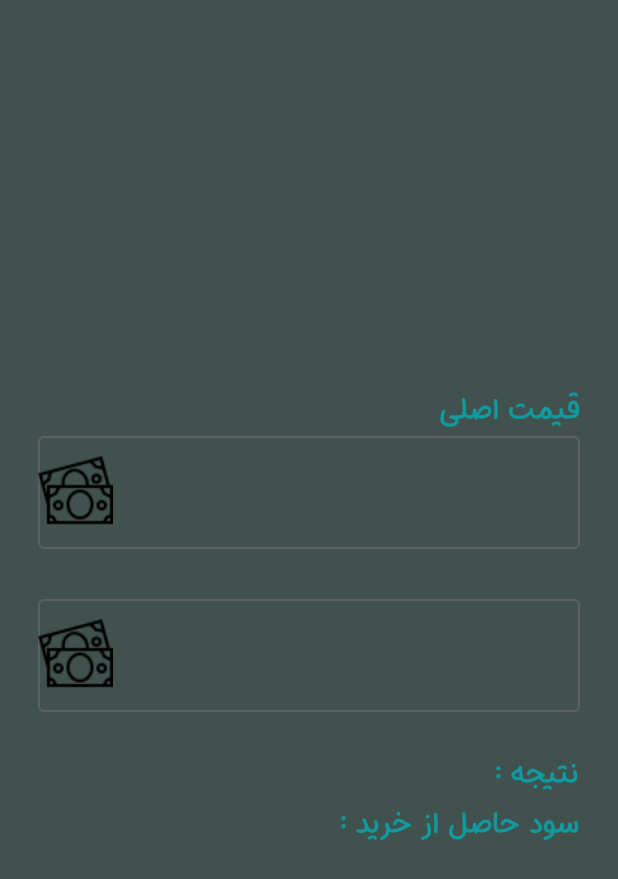
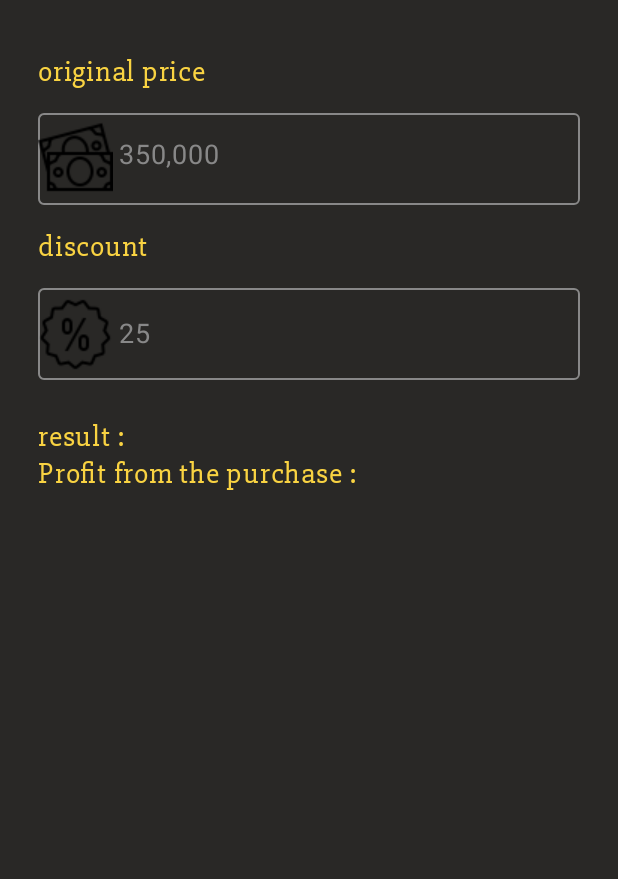
Before and after one commit to AMAmery/Discount-Calculator, an Android app built with Jetpack Compose: the screen it shows after launch (MainActivity), on a phone screen of 412 x 824 dp. Shown: the top 879 px of the screen. Run offline under Robolectric (Android 15) with nearby library versions, the phone set to English and light mode, and no system bars.

```diff
--- a/app/src/main/AndroidManifest.xml
+++ b/app/src/main/AndroidManifest.xml
@@ -9,7 +9,7 @@
         android:icon="@mipmap/ic_launcher"
         android:label="@string/app_name"
         android:roundIcon="@mipmap/ic_launcher_round"
-        android:supportsRtl="false"
+        android:supportsRtl="true"
         android:theme="@style/Theme.DiscountCalculator"
         tools:targetApi="31">
         <activity
--- a/app/src/main/java/com/example/discountcalculator/Calculator.kt
+++ b/app/src/main/java/com/example/discountcalculator/Calculator.kt
@@ -1,16 +1,12 @@
 package com.example.discountcalculator
-
-import kotlin.time.times
 
 class Calculator {
 
-    fun filter(number: String): Boolean = number.isNotEmpty() && number.toInt() > 0
-
+    private fun filter(number: String): Boolean = number.isNotEmpty() && number.toInt() > 0
     fun discountPriceCalculator(
         price: String,
         discount: String
     ) :String = if (filter(price)&&filter(discount)) (price.toDouble()-(price.toDouble()*(discount.toDouble()/100))).toInt().toString() else "0"
-
     fun gainCalculator(price: String,discount: String):String = if (filter(price)&&filter(discount)) (price.toDouble()*(discount.toDouble()/100)).toInt().toString() else "0"
 
 }
--- /dev/null
+++ b/app/src/main/java/com/example/discountcalculator/DeviceLanguage.kt
@@ -0,0 +1,40 @@
+package com.example.discountcalculator
+
+import android.os.Build
+import androidx.annotation.RequiresApi
+import androidx.compose.ui.text.font.Font
+import androidx.compose.ui.text.font.FontFamily
+import java.util.Locale
+
+class DeviceLanguage {
+
+    private var deviceLanguage = ""
+    var deviceLanguageGS: String
+        get() = deviceLanguage
+        set(value) {
+            deviceLanguage = value
+        }
+
+    init {
+        deviceLanguage()
+    }
+
+    fun deviceLanguage() {
+        deviceLanguage = Locale.getDefault().language.toString()
+    }
+
+    @RequiresApi(Build.VERSION_CODES.Q)
+    fun whatFont(): FontFamily {
+
+        return when (deviceLanguage) {
+
+            "en" -> FontFamily(Font(R.font.slabo_regular))
+            "fa" -> FontFamily(Font(R.font.mikhak_medium))
+            "ar" -> FontFamily(Font(R.font.alkhasheiy))
+
+            else -> FontFamily(Font(R.font.slabo_regular))
+        }
+
+    }
+
+}
--- a/app/src/main/java/com/example/discountcalculator/MainActivity.kt
+++ b/app/src/main/java/com/example/discountcalculator/MainActivity.kt
@@ -2,7 +2,6 @@ package com.example.discountcalculator
 
 import android.os.Build
 import android.os.Bundle
-import android.util.Log
 import androidx.activity.ComponentActivity
 import androidx.activity.compose.setContent
 import androidx.annotation.RequiresApi
@@ -18,6 +17,7 @@ import androidx.compose.foundation.text.KeyboardOptions
 import androidx.compose.material3.ExperimentalMaterial3Api
 import androidx.compose.material3.OutlinedTextField
 import androidx.compose.material3.Text
+import androidx.compose.material3.TextFieldDefaults
 import androidx.compose.runtime.Composable
 import androidx.compose.runtime.getValue
 import androidx.compose.runtime.mutableStateOf
@@ -25,24 +25,36 @@ import androidx.compose.runtime.remember
 import androidx.compose.runtime.setValue
 import androidx.compose.ui.Alignment
 import androidx.compose.ui.Modifier
+import androidx.compose.ui.graphics.Color
 import androidx.compose.ui.res.colorResource
 import androidx.compose.ui.res.painterResource
+import androidx.compose.ui.res.stringResource
+import androidx.compose.ui.text.SpanStyle
 import androidx.compose.ui.text.TextStyle
+import androidx.compose.ui.text.buildAnnotatedString
 import androidx.compose.ui.text.font.Font
 import androidx.compose.ui.text.font.FontFamily
 import androidx.compose.ui.text.font.FontWeight
 import androidx.compose.ui.text.input.KeyboardType
+import androidx.compose.ui.text.withStyle
 import androidx.compose.ui.tooling.preview.Preview
 import androidx.compose.ui.unit.dp
 import androidx.compose.ui.unit.sp
 import androidx.core.text.isDigitsOnly
 import com.example.discountcalculator.ui.theme.DiscountCalculatorTheme
+import java.text.DecimalFormat
+import java.text.NumberFormat
+import java.util.Locale
 
-val blackGrayColorId = R.color.BlackGray
-val cyanAquaColorId = R.color.CyanAqua
-val extraLightBlueColorId = R.color.ExtraLightBlue
-val tealColorId = R.color.Teal
-lateinit var calculator : Calculator
+val yellowColorId = R.color.yellow
+val blackColorId = R.color.Black
+lateinit var calculator: Calculator
+var languageFont: FontFamily = FontFamily(Font(R.font.slabo_regular))
+lateinit var deviceLanguage: DeviceLanguage
+var horizontalAlignment = Alignment.Start
+val nf: NumberFormat = NumberFormat.getNumberInstance(Locale.US)
+val formatter = nf as DecimalFormat
+
 class MainActivity : ComponentActivity() {
     @RequiresApi(Build.VERSION_CODES.Q)
     override fun onCreate(savedInstanceState: Bundle?) {
@@ -50,6 +62,14 @@ class MainActivity : ComponentActivity() {
         setContent {
             DiscountCalculatorTheme {
                 calculator = Calculator()
+                deviceLanguage = DeviceLanguage()
+                languageFont = deviceLanguage.whatFont()
+                formatter.applyPattern("#,###,###")
+                horizontalAlignment = if (deviceLanguage.deviceLanguageGS=="ar"|| deviceLanguage.deviceLanguageGS=="fa")
+                    Alignment.Start
+                else
+                    Alignment.End
+
                     GreetingPreview()
 
             }
@@ -57,61 +77,29 @@ class MainActivity : ComponentActivity() {
     }
 }
 
-fun formatNumber(textState:String):String{
+fun formatNumber(textState: String): String = formatter.format(textState.toLong())
 
-    var result = textState
-
-    result = "%,d".format(result.toLong())
-    result = result.replace("٬", ",")
-
-    return result
-
-}
-
-fun apostropheRemover(input: String): String {
-    var result = ""
-    input.forEach { digit -> if (digit != ',') result += digit }
-
-    return result
-
-}
-
-fun PersianToEnglish(persianStr: String): String {
-    var result = ""
-    var en = '0'
-    for (ch in persianStr) {
-        en = ch
-        when (ch) {
-            '۰' -> en = '0'
-            '۱' -> en = '1'
-            '۲' -> en = '2'
-            '۳' -> en = '3'
-            '۴' -> en = '4'
-            '۵' -> en = '5'
-            '۶' -> en = '6'
-            '۷' -> en = '7'
-            '۸' -> en = '8'
-            '۹' -> en = '9'
-        }
-        result = "${result}$en"
-    }
-    return result
-}
+fun apostropheRemover(input: String): String = input.filterNot { it == ',' }
 
 @RequiresApi(Build.VERSION_CODES.Q)
 @Composable
-fun CustomText(value: String, modifier: Modifier, colorId: Int) {
+fun CustomText(
+    value: String,
+    modifier: Modifier,
+    colorId: Int
+) {
 
     Text(
         modifier = modifier,
         text = value,
-        fontFamily = FontFamily(Font(R.font.mikhak_medium)),
-        fontWeight = FontWeight.ExtraBold,
+        fontFamily = languageFont,
+        fontWeight = FontWeight.Normal,
         color = colorResource(id = colorId),
         fontSize = 20.sp
     )
 
 }
+
 
 @OptIn(ExperimentalMaterial3Api::class)
 @RequiresApi(Build.VERSION_CODES.Q)
@@ -121,9 +109,9 @@ fun GreetingPreview() {
     DiscountCalculatorTheme {
 
         // common attributes for textField
-        var textFieldModifier = Modifier
+        val textFieldModifier = Modifier
             .fillMaxWidth()
-            .padding(start = 25.dp, end = 25.dp)
+            .padding(start = 25.dp, end = 25.dp, top = 15.dp)
 
         var priceState by remember { mutableStateOf("") }
         var discountState by remember { mutableStateOf("") }
@@ -133,41 +121,39 @@ fun GreetingPreview() {
         Column(
             Modifier
                 .fillMaxSize()
-                .background(colorResource(id = blackGrayColorId)),
-            verticalArrangement = Arrangement.Center
+                .background(colorResource(id = blackColorId)),
+            verticalArrangement = Arrangement.Top
         ) {
 
             Column(
                 Modifier
-                    .fillMaxWidth(),
-                horizontalAlignment = Alignment.End
+                    .fillMaxWidth()
+                    .padding(top = 35.dp)
             ) {
 
                 CustomText(
-                    value = "قیمت اصلی",
+                    value = stringResource(id = R.string.originalPriceText),
                     Modifier.padding(start = 25.dp, end = 25.dp),
-                    cyanAquaColorId
+                    yellowColorId
                 )
 
-                OutlinedTextField(
-                    modifier = textFieldModifier,
+                OutlinedTextField(modifier = textFieldModifier,
                     value = priceState,
                     onValueChange = {
-                        try {
                         priceState = it
                         if (priceState != "") {
                             priceState = apostropheRemover(priceState)
-                                priceState = PersianToEnglish(priceState)
-                                resultState = calculator.discountPriceCalculator(priceState,discountState)
-                                gainState = calculator.gainCalculator(priceState,discountState)
+                            resultState =
+                                calculator.discountPriceCalculator(priceState, discountState)
+                            gainState = calculator.gainCalculator(priceState, discountState)
                             priceState = formatNumber(priceState)
                             gainState = formatNumber(gainState)
                             resultState = formatNumber(resultState)
                         }
-                        } catch (e: Exception) {
-                            Log.d("error__", "${e.message} : $priceState")
-                        }
-                    },
+                    }, colors = TextFieldDefaults.outlinedTextFieldColors(
+                        focusedBorderColor = colorResource(id = yellowColorId),
+                        unfocusedBorderColor = Color.Gray
+                    ),
                     leadingIcon = {
                         Image(
                             painter = painterResource(id = R.drawable.money),
@@ -176,81 +162,127 @@ fun GreetingPreview() {
                     },
                     keyboardOptions = KeyboardOptions(keyboardType = KeyboardType.Number),
                     textStyle = TextStyle(
-                        color = colorResource(id = extraLightBlueColorId),
+                        color = colorResource(id = yellowColorId),
                         fontSize = 25.sp,
-                        fontFamily = FontFamily(Font(R.font.gandom_fd))
+                    ),
+                    placeholder = {
+                        Text(
+                            text = "350,000", color = Color.Gray,
+                            fontSize = 18.sp,
                         )
-                )
+                    })
+
 
             }
             Column(
-                Modifier
-                    .fillMaxWidth(),
-                horizontalAlignment = Alignment.End,
-                verticalArrangement = Arrangement.Center
+                Modifier.fillMaxWidth(), verticalArrangement = Arrangement.Center
             ) {
                 CustomText(
-                    value = "تخفیف",
-                    Modifier.padding(start = 25.dp, end = 25.dp),
-                    blackGrayColorId
+                    value = stringResource(id = R.string.discountText),
+                    Modifier.padding(start = 25.dp, end = 25.dp, top = 15.dp),
+                    yellowColorId
                 )
-                OutlinedTextField(
-                    modifier = textFieldModifier,
+                OutlinedTextField(modifier = textFieldModifier,
                     value = discountState,
                     onValueChange = {
-                        if (it.isDigitsOnly() && "0$it".toInt() <= 100 && (it.length <=3)) {
+                        if (it.isDigitsOnly() && "0$it".toInt() <= 100 && (it.length <= 3)) {
                             discountState = it
-                           try {
                             priceState = apostropheRemover(priceState)
-                                priceState = PersianToEnglish(priceState)
-                                resultState = calculator.discountPriceCalculator(priceState, discountState)
+                            resultState =
+                                calculator.discountPriceCalculator(priceState, discountState)
                             gainState = calculator.gainCalculator(priceState, discountState)
                             priceState = formatNumber(priceState)
                             gainState = formatNumber(gainState)
                             resultState = formatNumber(resultState)
-                            }catch (e:Exception){
-                                Log.d("error__","${e.message} : $priceState")
                         }
-                        }
-                    },
+                    }, colors = TextFieldDefaults.outlinedTextFieldColors(
+                        focusedBorderColor = colorResource(id = yellowColorId),
+                        unfocusedBorderColor = Color.Gray
+                    ),
                     leadingIcon = {
                         Image(
-                            painter = painterResource(id = R.drawable.money),
-                            contentDescription = "money"
+                            painter = painterResource(id = R.drawable.discount),
+                            contentDescription = "discount"
                         )
                     },
                     keyboardOptions = KeyboardOptions(keyboardType = KeyboardType.Number),
                     textStyle = TextStyle(
-                        color = colorResource(id = extraLightBlueColorId),
+                        color = colorResource(id = yellowColorId),
                         fontSize = 25.sp,
-                        fontFamily = FontFamily(Font(R.font.gandom_fd))
                     ),
-                    singleLine = true
+                    singleLine = true,
+                    placeholder = {
+                        Text(
+                            text = "25", color = Color.Gray,
+                            fontSize = 18.sp,
                         )
+                    })
             }
             Column(
                 Modifier
                     .fillMaxWidth()
                     .padding(top = 25.dp),
-                horizontalAlignment = Alignment.End,
-                verticalArrangement = Arrangement.Center
+                verticalArrangement = Arrangement.Center,
+                horizontalAlignment = horizontalAlignment
             ) {
 
                 Row(
                     Modifier
-                        .fillMaxWidth(),
-                    horizontalArrangement = Arrangement.End
+                        .fillMaxWidth()
+                        .padding(end = 25.dp, start = 25.dp),
                 ) {
-                    CustomText(value = resultState, Modifier.padding(end = 5.dp), tealColorId)
-                    CustomText(value = ": نتیجه", Modifier.padding(end = 25.dp), cyanAquaColorId)
+
+                    Text(
+                        text = buildAnnotatedString {
+
+                            append(stringResource(id = R.string.result))
+
+                            withStyle(
+                                SpanStyle(
+                                    fontFamily = languageFont,
+                                    fontWeight = FontWeight.Normal,
+                                    color = Color.LightGray,
+                                    fontSize = 20.sp
+                                )
+                            ) {
+                                append(" $resultState")
+                            }
+
+                        },
+                        fontFamily = languageFont,
+                        fontWeight = FontWeight.Normal,
+                        color = colorResource(id = yellowColorId),
+                        fontSize = 20.sp
+                    )
+
                 }
                 Row(
                     Modifier
-                        .fillMaxWidth(),
-                    horizontalArrangement = Arrangement.End
+                        .fillMaxWidth()
+                        .padding(end = 25.dp, start = 25.dp),
                 ) {
-                    CustomText(value = gainState, Modifier.padding(end = 5.dp), tealColorId)
-                    CustomText(value = ": سود حاصل از خرید", Modifier.padding(end = 25.dp), cyanAquaColorId)
+                    Text(
+                        text = buildAnnotatedString {
+
+                            append(stringResource(id = R.string.profitFromThePurchase))
+
+                            withStyle(
+                                SpanStyle(
+                                    fontFamily = languageFont,
+                                    fontWeight = FontWeight.Normal,
+                                    color = Color.LightGray,
+                                    fontSize = 20.sp
+                                )
+                            ) {
+                                append(" $gainState")
+                            }
+
+                        },
+                        fontFamily = languageFont,
+                        fontWeight = FontWeight.Normal,
+                        color = colorResource(id = yellowColorId),
+                        fontSize = 20.sp
+                    )
                 }
 
             }
--- a/app/src/main/res/values/colors.xml
+++ b/app/src/main/res/values/colors.xml
@@ -8,8 +8,6 @@
     <color name="black">#FF000000</color>
     <color name="white">#FFFFFFFF</color>
 
-    <color name="BlackGray">#40514E</color>
-    <color name="Teal">#30E3CA</color>
-    <color name="CyanAqua">#11999E</color>
-    <color name="ExtraLightBlue">#E4F9F5</color>
+    <color name="Black">#292826</color>
+    <color name="yellow">#F9D342</color>
 </resources>
--- a/app/src/main/res/values/strings.xml
+++ b/app/src/main/res/values/strings.xml
@@ -1,3 +1,9 @@
 <resources>
     <string name="app_name">Discount Calculator</string>
+
+    <string name="originalPriceText">original price</string>
+    <string name="discountText">discount</string>
+    <string name="result">result :</string>
+    <string name="profitFromThePurchase">Profit from the purchase :</string>
+
 </resources>
```
Also changed, not shown: app/src/main/res/font/alkhasheiy.ttf (added), app/src/main/res/font/gandom_fd.ttf (deleted), app/src/main/res/font/slabo_regular.ttf (added), 2 other files. Lines whose indentation alone changed are shown as unchanged.
